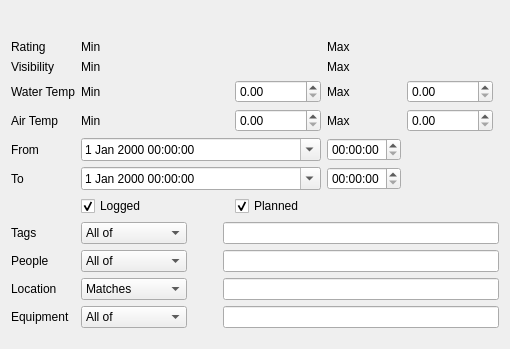
Old version of the form desktop-widgets/filterwidget2.ui in the repository subsurface/subsurface.
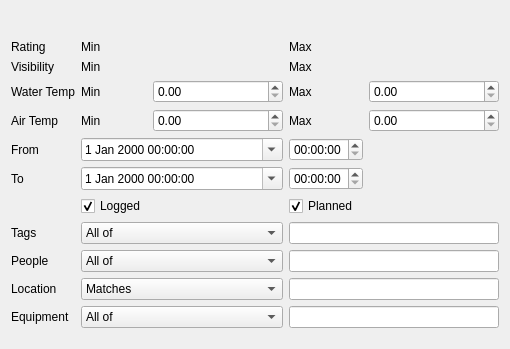
New version of the form. Icons and pictures are not drawn. Custom widgets are drawn as their Qt base class.

Commit message:
Desktop: cleanups for the filter UI
Just trying to get the spacing to be a bit nicer. Hand editing XML...

Patch:
```diff
--- a/desktop-widgets/filterwidget2.ui
+++ b/desktop-widgets/filterwidget2.ui
@@ -21,10 +21,10 @@
      </property>
     </widget>
    </item>
-   <item row="8" column="4" colspan="6">
+   <item row="8" column="4" colspan="2">
     <widget class="QLineEdit" name="tags"/>
    </item>
-   <item row="1" column="2">
+   <item row="1" column="1">
     <widget class="QLabel" name="label_3">
      <property name="text">
       <string>Min</string>
@@ -38,7 +38,7 @@
      </property>
     </widget>
    </item>
-   <item row="3" column="7">
+   <item row="3" column="4">
     <widget class="QLabel" name="label_13">
      <property name="text">
       <string>Max</string>
@@ -59,17 +59,17 @@
      </property>
     </widget>
    </item>
-   <item row="3" column="6">
+   <item row="3" column="2">
     <widget class="QDoubleSpinBox" name="minWaterTemp"/>
    </item>
-   <item row="2" column="7">
+   <item row="2" column="4">
     <widget class="QLabel" name="label_16">
      <property name="text">
       <string>Max</string>
      </property>
     </widget>
    </item>
-   <item row="3" column="2">
+   <item row="3" column="1">
     <widget class="QLabel" name="label_12">
      <property name="text">
       <string>Min</string>
@@ -90,14 +90,14 @@
      </property>
     </widget>
    </item>
-   <item row="4" column="2">
+   <item row="4" column="1">
     <widget class="QLabel" name="label_17">
      <property name="text">
       <string>Min</string>
      </property>
     </widget>
    </item>
-   <item row="3" column="8">
+   <item row="3" column="5">
     <widget class="QDoubleSpinBox" name="maxWaterTemp"/>
    </item>
    <item row="2" column="0">
@@ -107,21 +107,21 @@
      </property>
     </widget>
    </item>
-   <item row="2" column="2">
+   <item row="2" column="1">
     <widget class="QLabel" name="label_14">
      <property name="text">
       <string>Min</string>
      </property>
     </widget>
    </item>
-   <item row="1" column="7">
+   <item row="1" column="4">
     <widget class="QLabel" name="label_15">
      <property name="text">
       <string>Max</string>
      </property>
     </widget>
    </item>
-   <item row="10" column="4" colspan="6">
+   <item row="10" column="4" colspan="2">
     <widget class="QLineEdit" name="location"/>
    </item>
    <item row="11" column="0">
@@ -131,13 +131,13 @@
      </property>
     </widget>
    </item>
-   <item row="4" column="6">
+   <item row="4" column="2">
     <widget class="QDoubleSpinBox" name="minAirTemp"/>
    </item>
-   <item row="4" column="8">
+   <item row="4" column="5">
     <widget class="QDoubleSpinBox" name="maxAirTemp"/>
    </item>
-   <item row="11" column="4" colspan="6">
+   <item row="11" column="4" colspan="2">
     <widget class="QLineEdit" name="equipment"/>
    </item>
    <item row="3" column="0">
@@ -147,10 +147,10 @@
      </property>
     </widget>
    </item>
-   <item row="9" column="4" colspan="6">
+   <item row="9" column="4" colspan="2">
     <widget class="QLineEdit" name="people"/>
    </item>
-   <item row="4" column="7">
+   <item row="4" column="4">
     <widget class="QLabel" name="label_18">
      <property name="text">
       <string>Max</string>
@@ -171,7 +171,7 @@
      </property>
     </widget>
    </item>
-   <item row="2" column="8">
+   <item row="2" column="5">
     <widget class="StarWidget" name="maxVisibility" native="true">
      <property name="sizePolicy">
       <sizepolicy hsizetype="MinimumExpanding" vsizetype="Fixed">
@@ -184,7 +184,7 @@
      </property>
     </widget>
    </item>
-   <item row="2" column="6">
+   <item row="2" column="2">
     <widget class="StarWidget" name="minVisibility" native="true">
      <property name="sizePolicy">
       <sizepolicy hsizetype="MinimumExpanding" vsizetype="Fixed">
@@ -197,7 +197,7 @@
      </property>
     </widget>
    </item>
-   <item row="1" column="6">
+   <item row="1" column="2">
     <widget class="StarWidget" name="minRating" native="true">
      <property name="sizePolicy">
       <sizepolicy hsizetype="MinimumExpanding" vsizetype="Fixed">
@@ -210,7 +210,7 @@
      </property>
     </widget>
    </item>
-   <item row="1" column="8">
+   <item row="1" column="5">
     <widget class="StarWidget" name="maxRating" native="true">
      <property name="sizePolicy">
       <sizepolicy hsizetype="MinimumExpanding" vsizetype="Fixed">
@@ -223,7 +223,7 @@
      </property>
     </widget>
    </item>
-   <item row="7" column="2">
+   <item row="7" column="1">
     <widget class="QCheckBox" name="logged">
      <property name="text">
       <string>Logged</string>
@@ -233,7 +233,7 @@
      </property>
     </widget>
    </item>
-   <item row="7" column="6">
+   <item row="7" column="4">
     <widget class="QCheckBox" name="planned">
      <property name="text">
       <string>Planned</string>
@@ -243,27 +243,27 @@
      </property>
     </widget>
    </item>
-   <item row="5" column="7">
+   <item row="5" column="4">
     <widget class="QTimeEdit" name="fromTime"/>
    </item>
-   <item row="5" column="2" colspan="5">
+   <item row="5" column="1" colspan="2">
     <widget class="QDateTimeEdit" name="fromDate">
      <property name="calendarPopup">
       <bool>true</bool>
      </property>
     </widget>
    </item>
-   <item row="6" column="2" colspan="5">
+   <item row="6" column="1" colspan="2">
     <widget class="QDateTimeEdit" name="toDate">
      <property name="calendarPopup">
       <bool>true</bool>
      </property>
     </widget>
    </item>
-   <item row="6" column="7">
+   <item row="6" column="4">
     <widget class="QTimeEdit" name="toTime"/>
    </item>
-   <item row="0" column="3">
+   <item row="0" column="2">
     <widget class="QToolButton" name="close">
      <property name="toolTip">
       <string>Close and reset filters</string>
@@ -277,7 +277,7 @@
      </property>
     </widget>
    </item>
-   <item row="0" column="2">
+   <item row="0" column="1">
     <widget class="QToolButton" name="clear">
      <property name="toolTip">
       <string>Reset filters</string>
@@ -291,7 +291,7 @@
      </property>
     </widget>
    </item>
-   <item row="8" column="2">
+   <item row="8" column="1" colspan="2">
     <widget class="QComboBox" name="tagsMode">
      <item>
       <property name="text">
@@ -305,7 +305,7 @@
      </item>
     </widget>
    </item>
-   <item row="9" column="2">
+   <item row="9" column="1" colspan="2">
     <widget class="QComboBox" name="peopleMode">
      <item>
       <property name="text">
@@ -319,7 +319,7 @@
      </item>
     </widget>
    </item>
-   <item row="10" column="2">
+   <item row="10" column="1" colspan="2">
     <widget class="QComboBox" name="locationMode">
      <item>
       <property name="text">
@@ -333,7 +333,7 @@
      </item>
     </widget>
    </item>
-   <item row="11" column="2">
+   <item row="11" column="1" colspan="2">
     <widget class="QComboBox" name="equipmentMode">
      <item>
       <property name="text">
```
